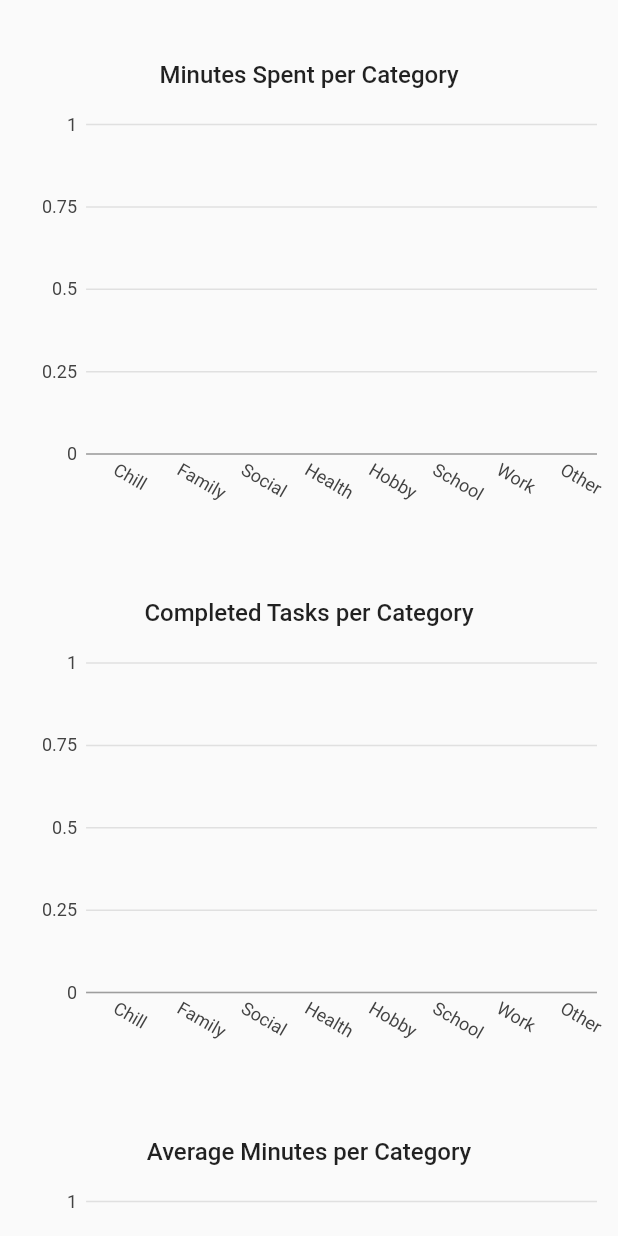
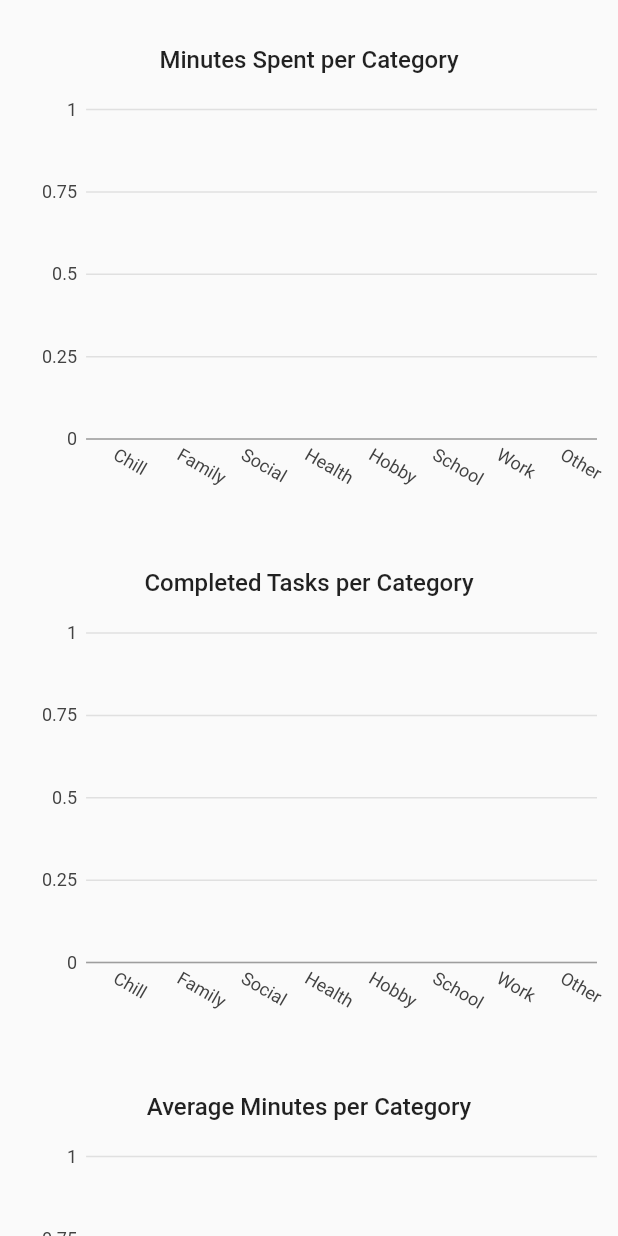
Before and after one commit to nikolageorgiev2000/taskapp, a Flutter app: the StatsList widget shown alone on an empty page, opened directly with empty values, on a phone screen of 412 x 824 dp. Run offline on Flutter 3.47's test engine with Material 2 defaults, Android fonts, the phone set to English and light mode, and no system bars; our stand-ins replace charts_flutter, cloud_firestore, connectivity, firebase_auth, firebase_core, google_sign_in; missing offline and left inert: flutter_auth_buttons; accounts and stored records are empty; statements that could not run were skipped.

Commit message:
Add comments on charts and task timer functions. Remove unused imports. Create shared variables for the complete and incomplete task cards for more consistent styling.

```diff
--- a/lib/main.dart
+++ b/lib/main.dart
@@ -1,6 +1,4 @@
 import 'dart:async';
-import 'dart:developer';
-import 'dart:io';
 
 import 'package:taskapp/settings.dart';
 
@@ -10,12 +8,9 @@ import 'task.dart';
 import 'tasks_page.dart';
 
 import 'package:flutter/foundation.dart';
-import 'package:flutter/gestures.dart';
 import 'package:flutter/material.dart';
-import 'dart:math';
 // Import the firebase_core and cloud_firestore plugin
 import 'package:firebase_core/firebase_core.dart';
-import 'package:cloud_firestore/cloud_firestore.dart';
 import 'package:firebase_auth/firebase_auth.dart';
 
 void main() => runApp(MyApp());
--- a/lib/stats_page.dart
+++ b/lib/stats_page.dart
@@ -79,6 +79,7 @@ class _StatsListState extends State<StatsList> {
     minutesPerCategory =
         minutesPerCategory.map((key, value) => MapEntry(key, value ~/ 60));
     var minutesPerCategoryValues = minutesPerCategory.keys.toList();
+    // sort categories in descending order of time spent working on their tasks
     minutesPerCategoryValues.sort(
         (x, y) => (minutesPerCategory[x] > minutesPerCategory[y] ? -1 : 1));
     _tasksMinutesPerCategory.add(Series(
@@ -91,12 +92,12 @@ class _StatsListState extends State<StatsList> {
 
     var completedPerCategory = Map.fromIterable(TaskCategory.values,
         key: (e) => describeEnum(e), value: (e) => 0);
+    // count occurences
     for (var task in widget.tasks) {
       completedPerCategory[describeEnum(task.taskCategory)] +=
           task.epochCompleted == -1 ? 0 : 1;
     }
-    completedPerCategory =
-        completedPerCategory.map((key, value) => MapEntry(key, value));
+
     List<String> completedPerCategoryValues =
         completedPerCategory.keys.toList();
     completedPerCategoryValues.sort(
@@ -136,14 +137,16 @@ class _StatsListState extends State<StatsList> {
             .add(DateTime.fromMillisecondsSinceEpoch(task.epochCompleted));
       }
     }
+    // shift earliest time a task has been completed by a day so first task shown is not just a vertical line (aesthetics)
     earliestCompleted -= Duration.millisecondsPerDay;
+    // for each category, sort task completion times in ascending order
     for (var l in completedOverTime.keys) {
       completedOverTime[l]
           .add(DateTime.fromMillisecondsSinceEpoch(earliestCompleted));
       completedOverTime[l].sort((x, y) => x.isBefore(y) ? -1 : 1);
     }
-    completedOverTime =
-        completedOverTime.map((key, value) => MapEntry(key, value));
+
+    // sort categories by most recently completed task
     var completedOverTimeValues = completedOverTime.keys.toList();
     completedOverTimeValues.sort((x, y) => (completedOverTime[x]
                 [completedOverTime[x].length - 1]
@@ -153,9 +156,9 @@ class _StatsListState extends State<StatsList> {
     for (String t in completedOverTimeValues) {
       _tasksCompletedOverTime.add(Series(
           id: t,
-          domainFn: (DateTime dt, int i) => dt,
+          domainFn: (DateTime dt, int index) => dt,
           //use array index as cummulative counter of number of completed tasks
-          measureFn: (DateTime dt, int i) => i,
+          measureFn: (DateTime dt, int index) => index,
           data: completedOverTime[t]));
     }
   }
@@ -164,11 +167,12 @@ class _StatsListState extends State<StatsList> {
   Widget build(BuildContext context) {
     text_style.TextStyle chartTitle =
         text_style.TextStyle(fontWeight: FontWeight.w500, fontSize: 16);
+    Padding chartPadding = Padding(
+      padding: EdgeInsets.symmetric(vertical: 15),
+    );
     return ListView(
       children: [
-        Padding(
-          padding: EdgeInsets.symmetric(vertical: 20),
-        ),
+        chartPadding,
         // CHART 1
         Center(child: Text("Minutes Spent per Category", style: chartTitle)),
         Container(
@@ -183,9 +187,7 @@ class _StatsListState extends State<StatsList> {
               ),
               animate: _animate,
             )),
-        Padding(
-          padding: EdgeInsets.symmetric(vertical: 20),
-        ),
+        chartPadding,
         // CHART 2
         Center(child: Text("Completed Tasks per Category", style: chartTitle)),
         Container(
@@ -200,9 +202,7 @@ class _StatsListState extends State<StatsList> {
               ),
               animate: _animate,
             )),
-        Padding(
-          padding: EdgeInsets.symmetric(vertical: 20),
-        ),
+        chartPadding,
         // CHART 3
         Center(child: Text("Average Minutes per Category", style: chartTitle)),
         Container(
@@ -217,9 +217,7 @@ class _StatsListState extends State<StatsList> {
               ),
               animate: _animate,
             )),
-        Padding(
-          padding: EdgeInsets.symmetric(vertical: 20),
-        ),
+        chartPadding,
         // CHART 4
         Center(child: Text("Completed Tasks over Time", style: chartTitle)),
         Container(
@@ -244,9 +242,7 @@ class _StatsListState extends State<StatsList> {
                     entryTextStyle: TextStyleSpec(fontSize: 15)),
               ],
             )),
-        Padding(
-          padding: EdgeInsets.symmetric(vertical: 20),
-        ),
+        chartPadding,
       ],
     );
   }
--- a/lib/tasks_page.dart
+++ b/lib/tasks_page.dart
@@ -1,8 +1,3 @@
-import 'dart:async';
-import 'dart:developer';
-import 'dart:io';
-
-import 'package:taskapp/stats_page.dart';
 import 'package:taskapp/task_loader.dart';
 
 import 'task.dart';
```
Also changed, not shown: lib/task.dart (+23 -14 lines).
